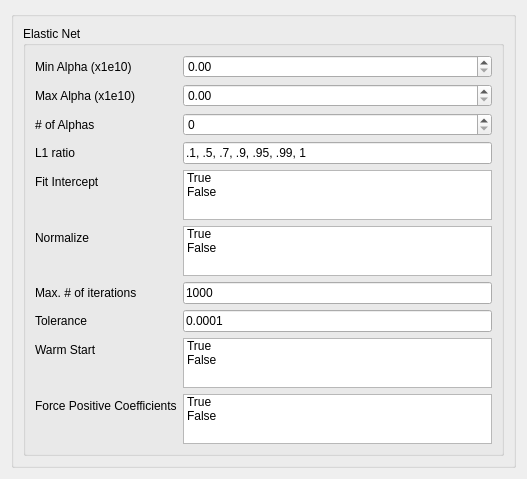
The window that ui/cv_ElasticNet.ui (tthatcher95/PyHAT_Point_Spectra_GUI) describes before a commit, drawn with Qt 5.
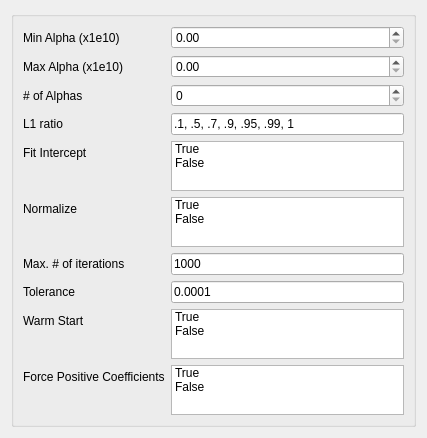
The same window after the commit.

```diff
--- a/ui/cv_ElasticNet.ui
+++ b/ui/cv_ElasticNet.ui
@@ -6,8 +6,8 @@
    <rect>
     <x>0</x>
     <y>0</y>
-    <width>527</width>
-    <height>430</height>
+    <width>427</width>
+    <height>425</height>
    </rect>
   </property>
   <property name="sizePolicy">
@@ -21,14 +21,9 @@
   </property>
   <layout class="QVBoxLayout" name="verticalLayout">
    <item>
-    <widget class="QGroupBox" name="groupBox">
-     <layout class="QVBoxLayout" name="ENLayout">
-      <item>
-       <layout class="QHBoxLayout" name="horizontalLayout">
-        <item>
          <widget class="QGroupBox" name="elasticNetGroupBox">
           <property name="title">
-           <string>Elastic Net</string>
+      <string/>
           </property>
           <layout class="QFormLayout" name="ElasticNet">
            <property name="fieldGrowthPolicy">
@@ -243,11 +238,6 @@
               <number>999999999</number>
              </property>
             </widget>
-           </item>
-          </layout>
-         </widget>
-        </item>
-       </layout>
       </item>
      </layout>
     </widget>
```
Lines whose indentation alone changed are shown as unchanged.
